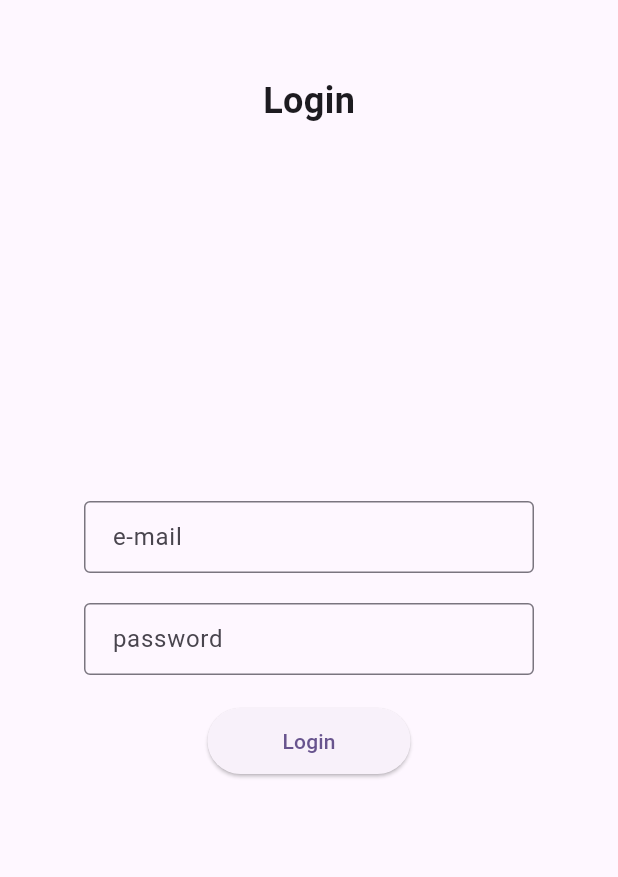
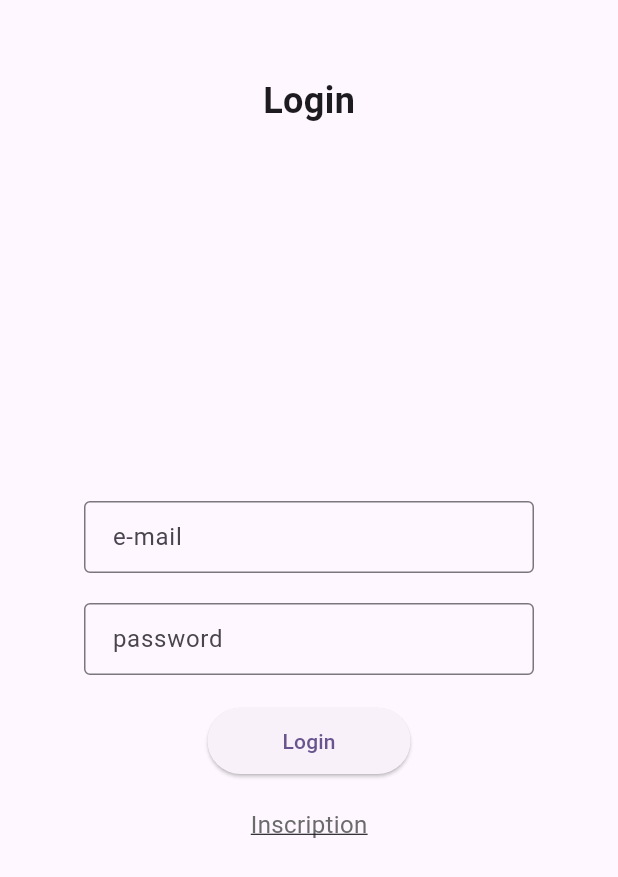
Before and after one commit to adiallo12/lpmiManageApp, a Flutter app: the LoginScreen screen opened directly, on a phone screen of 412 x 824 dp. Shown: the top 877 px of the screen. Run offline on Flutter 3.47's test engine with Material 3 defaults, Android fonts, the phone set to English and light mode, and no system bars.

Commit message:
feat: add redict login to inscription

```diff
--- a/lib/login_screen.dart
+++ b/lib/login_screen.dart
@@ -52,6 +52,25 @@ class _LoginScreenState extends State<LoginScreen> {
                 padding: const EdgeInsets.symmetric(horizontal: 50, vertical: 12),
               ),
               child: const Text("Login"),
+            ),
+            const SizedBox(height: 20),
+            GestureDetector(
+              onTap: () {
+                //Navigator.push(
+                  //context,
+                  //MaterialPageRoute(
+                    //builder: (context) => const InscriptionScreen(),
+                  //),
+                //);
+              },
+              child: const Text(
+                'Inscription',
+                style: TextStyle(
+                  decoration: TextDecoration.underline,
+                  color: Color.fromARGB(255, 107, 107, 107),
+                  fontSize: 16.0,
+                ),
+              )
             )
           ],
         )
```
Also changed, not shown: lib/introduction_screen.dart (indentation only).
